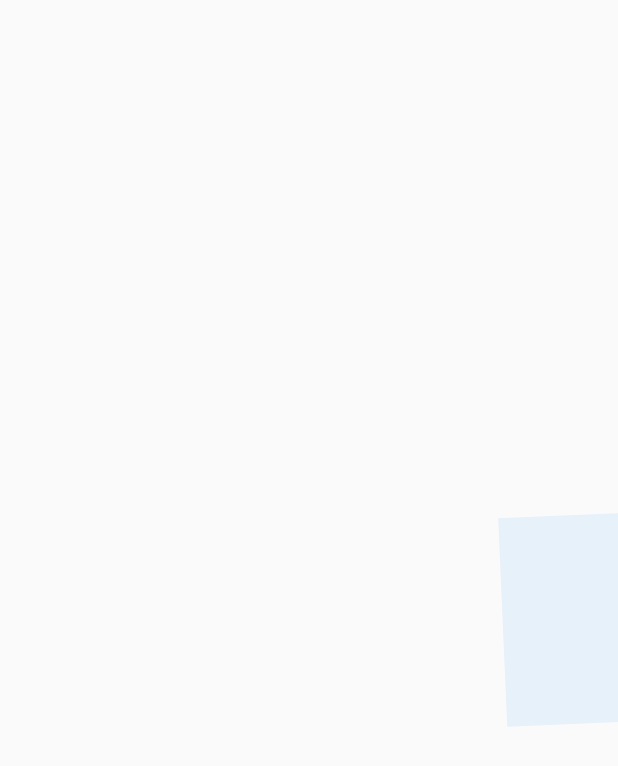
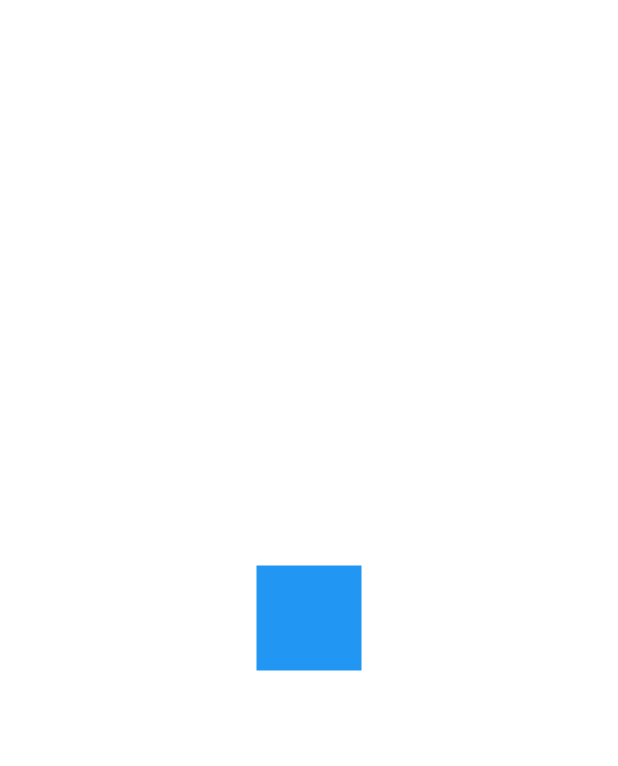
Before and after one commit to JosueHernandezR/disenios_ux_ui_flutter, a Flutter app: the screen it shows after launch, on a phone screen of 412 x 824 dp. Shown: the top 766 px of the screen. Run offline on Flutter 3.47's test engine with Material 2 defaults, Android fonts, the phone set to English and light mode, and no system bars.

Commit message:
reto de animacion

```diff
--- a/custom_painter/lib/main.dart
+++ b/custom_painter/lib/main.dart
@@ -1,7 +1,9 @@
-import 'package:custom_painter/src/pages/animaciones_page.dart';
 import 'package:flutter/material.dart';
 
-import 'package:custom_painter/src/pages/headers_pages.dart';
+import 'package:custom_painter/src/retos/cuadradoanimado_page.dart';
+
+//import 'package:custom_painter/src/pages/headers_pages.dart';
+//import 'package:custom_painter/src/pages/animaciones_page.dart';
 
 void main() => runApp(MyApp());
 
@@ -11,7 +13,7 @@ class MyApp extends StatelessWidget {
     return MaterialApp(
       debugShowCheckedModeBanner: false,
       title: 'Diseños App',
-      home: AnimacionesPage(),
+      home: CuadradoAnimadoPage(),
     );
   }
 }
--- /dev/null
+++ b/custom_painter/lib/src/retos/cuadradoanimado_page.dart
@@ -0,0 +1,111 @@
+import 'package:flutter/material.dart';
+
+class CuadradoAnimadoPage extends StatelessWidget {
+  const CuadradoAnimadoPage({Key key}) : super(key: key);
+
+  @override
+  Widget build(BuildContext context) {
+    return Container(
+      child: Center(child: _CuadradoAnimado()),
+    );
+  }
+}
+
+class _CuadradoAnimado extends StatefulWidget {
+  const _CuadradoAnimado({
+    Key key,
+  }) : super(key: key);
+
+  @override
+  _CuadradoAnimadoState createState() => _CuadradoAnimadoState();
+}
+
+class _CuadradoAnimadoState extends State<_CuadradoAnimado>
+    with SingleTickerProviderStateMixin {
+  AnimationController controller;
+  //Animaciones
+  Animation<double> moverDerecha;
+  Animation<double> moverArriba;
+  Animation<double> moverIzquierda;
+  Animation<double> moverAbajo;
+
+  @override
+  void initState() {
+    super.initState();
+
+    //Iniciar animaciones
+    controller = new AnimationController(
+      vsync: this,
+      duration: Duration(milliseconds: 4500),
+    );
+
+    moverDerecha = Tween(begin: 0.0, end: 100.0).animate(
+      CurvedAnimation(
+        parent: controller,
+        curve: Interval(0.0, 0.25, curve: Curves.bounceOut),
+      ),
+    );
+    moverArriba = Tween(begin: 0.0, end: -100.0).animate(
+      CurvedAnimation(
+        parent: controller,
+        curve: Interval(0.25, 0.5, curve: Curves.bounceOut),
+      ),
+    );
+
+    moverIzquierda = Tween(begin: 0.0, end: -100.0).animate(
+      CurvedAnimation(
+        parent: controller,
+        curve: Interval(0.5, 0.75, curve: Curves.bounceOut),
+      ),
+    );
+    moverAbajo = Tween(begin: 0.0, end: 100.0).animate(
+      CurvedAnimation(
+        parent: controller,
+        curve: Interval(0.75, 1.0, curve: Curves.bounceOut),
+      ),
+    );
+
+    controller.addListener(() {
+      if (controller.status == AnimationStatus.completed) {
+        controller.reset();
+      }
+    });
+  }
+
+  @override
+  void dispose() {
+    controller.dispose();
+    super.dispose();
+  }
+
+  @override
+  Widget build(BuildContext context) {
+    controller.forward();
+    return AnimatedBuilder(
+      animation: controller,
+      child: _Rectangulo(),
+      builder: (BuildContext context, Widget child) {
+        return Transform.translate(
+          offset: Offset(moverDerecha.value + moverIzquierda.value,
+              moverArriba.value + moverAbajo.value),
+          child: child,
+        );
+      },
+    );
+  }
+}
+
+class _Rectangulo extends StatelessWidget {
+  const _Rectangulo({Key key}) : super(key: key);
+
+  @override
+  Widget build(BuildContext context) {
+    return Container(
+      width: 70,
+      height: 70,
+      decoration: BoxDecoration(
+        color: Colors.blue,
+      ),
+    );
+  }
+}
```
